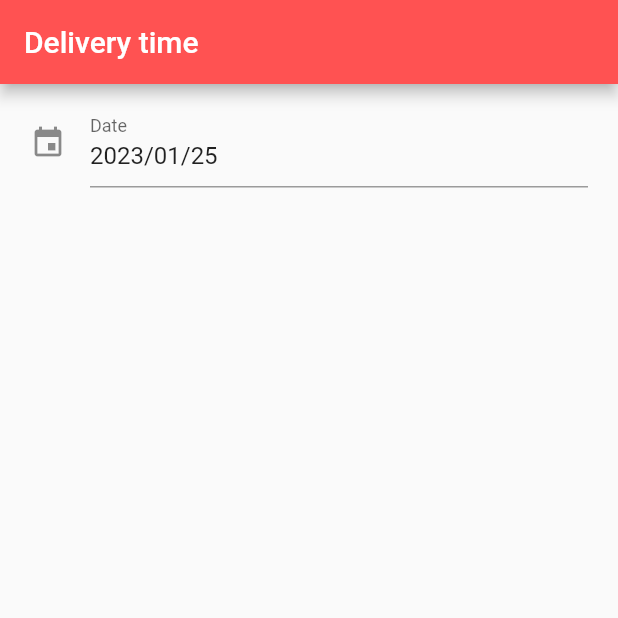
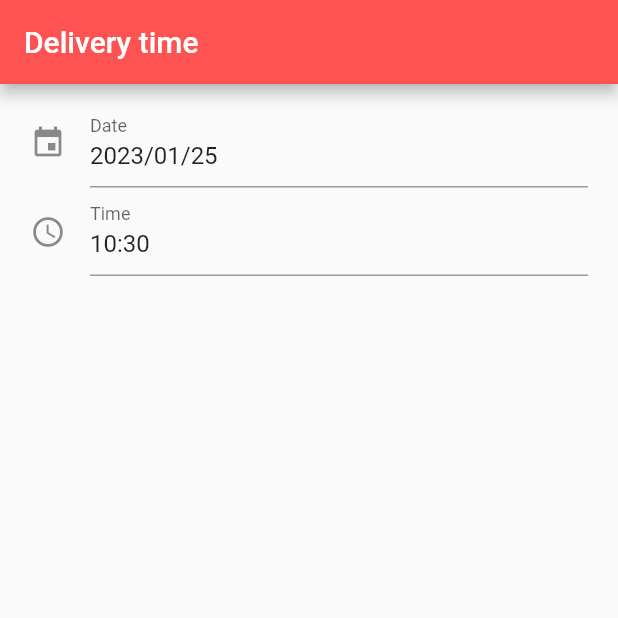
Before and after one commit to Nakiita/31B-Group-B, a Flutter app: the MyHomePage screen opened directly, on a phone screen of 412 x 824 dp, the top half of it. Run offline on Flutter 3.47's test engine with Material 2 defaults, Android fonts, the phone set to English and light mode, and no system bars; drawn by our look-alikes of date_time_picker, loader_overlay; our stand-ins replace animated_splash_screen, cloud_firestore, firebase_auth, firebase_core, firebase_storage, google_maps_flutter and 1 more; accounts and stored records are empty.

Commit message:
file updated

```diff
--- a/lib/dashboard/screens/delivery_time.dart
+++ b/lib/dashboard/screens/delivery_time.dart
@@ -82,6 +82,17 @@ class _MyHomePageState extends State<MyHomePage> {
                 dateLabelText: 'Date',
                 locale: Locale('pt', 'BR'),
               ),
+              DateTimePicker(
+                type: DateTimePickerType.time,
+                //timePickerEntryModeInput: true,
+                controller: _timeController,
+                // initialValue: '', //_initialValue,
+                icon: Icon(Icons.access_time),
+                timeLabelText: "Time",
+                use24HourFormat: false,
+                locale: Locale('pt', 'BR'),
+              ),
+
 
             ],
           ),
```
